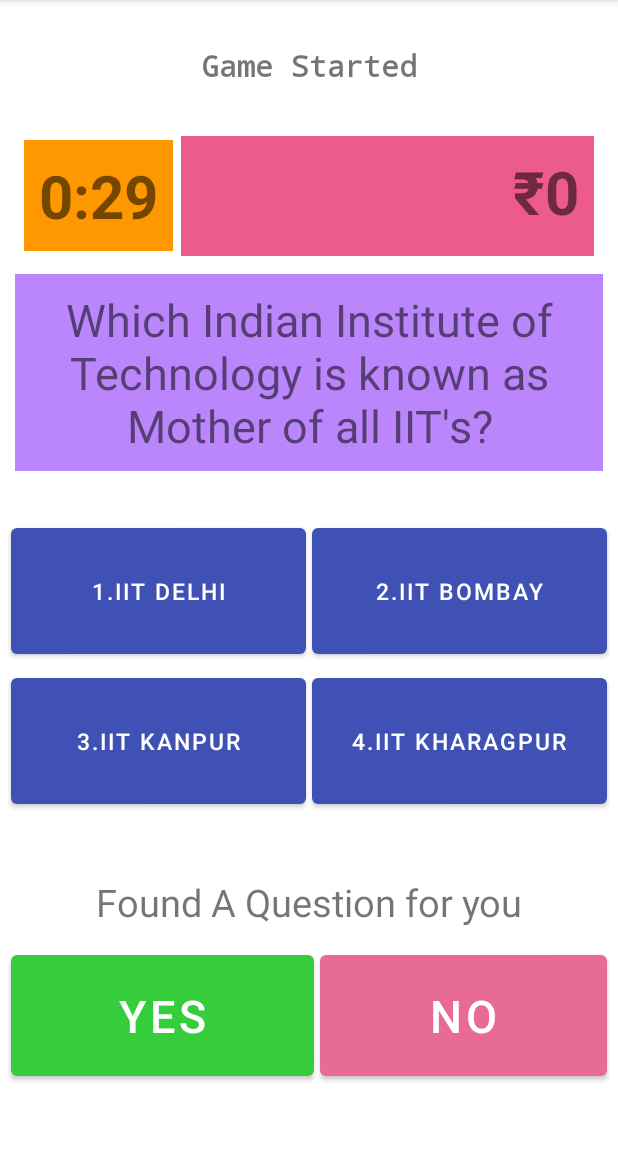
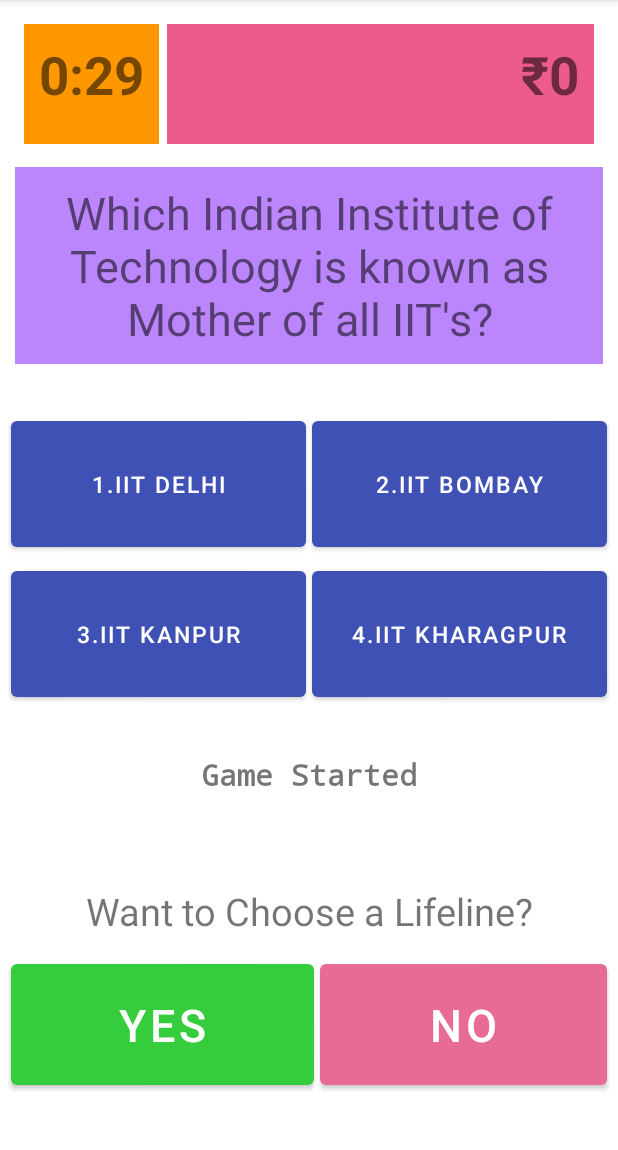
Before and after one commit to droidbg/Random_KBC_Quiz, an Android app: the screen it shows after launch (MainActivity), after a tap on "GO!", on a phone screen of 412 x 824 dp, the part 84-1234 px from its top. Run offline under Robolectric (Android 15) with nearby library versions, the phone set to English and light mode, and no system bars.

```diff
--- a/app/src/main/java/com/binni/randomquiz/MainActivity.java
+++ b/app/src/main/java/com/binni/randomquiz/MainActivity.java
@@ -28,10 +28,9 @@ public class MainActivity extends AppCompatActivity {
     TextView timerTextView;
     TextView lifelineYesNotextView;
     ConstraintLayout gameLayout;
-    CountDownTimer countDownTimer;
+    CountDownTimer countDownTimer=null;
 
     //variables
-    ArrayList<String> questionsList=new ArrayList<String>();
     int nooflifeline;
     String[] questions;
     String options[][];
@@ -40,6 +39,7 @@ public class MainActivity extends AppCompatActivity {
     long money[];
     int moneyIndex;
     final String RupeeSign="₹";
+    boolean gameWin;
 
     Random rand=new Random();
     @Override
@@ -61,14 +61,23 @@ public class MainActivity extends AppCompatActivity {
         lifelineYesNotextView=findViewById(R.id.lifelineYesNotextView);
         gameLayout.setVisibility(View.INVISIBLE);
         goButton.setVisibility(View.VISIBLE);
-//        start(findViewById(R.id.goButton));
 
 
     }
+    public void start(View view)
+    {
+        goButton.setVisibility(View.INVISIBLE);
+        gameLayout.setVisibility(View.VISIBLE);
+        initializeGame();
+        questionGenerate();
+    }
+
     public void initializeGame(){
         nooflifeline=3;
         moneyIndex=0;
-
+        gameWin=false;
+        countDownTimer=null;
+        gamelabelTextView.setText("Game Started");
         questions= new String[]
                 {
                         "What is the full form of URL?",
@@ -93,10 +102,10 @@ public class MainActivity extends AppCompatActivity {
                         {"1.IIT DELHI","2.IIT BOMBAY","3.IIT KANPUR","4.IIT KHARAGPUR"},
                         { "1. FOUR","2.FIVE","3.SIX","4.ELEVEN"},
                         { "1.CAULIFLOWER","2.BROCCOLI","3.CABOAGE","4.JALIPINOES"},
-                        { "1.JUPITER","2.MERCURY","3.NEPTUNE","4.STAURN"},
+                        { "1.JUPITER","2.MERCURY","3.NEPTUNE","4.SATURN"},
                         { "1.RICE","2.WHEAT","3.PULSES","4.VEGETABLES AND FRUITS"},
                         { "1.ATHENS","2.BEIJING","3.INDIA","4.LONDON"},
-                        { "1.TRANSACTIONABLE MONEY","2.PLASTIC NOTES","3.PLASTIC MONEY","4.EASY MONEY"},
+                        { "1.TRANSACTIONAL MONEY","2.PLASTIC NOTES","3.PLASTIC MONEY","4.EASY MONEY"},
                         { "1.HYDROGEN AND NEON","2.NEON AND HELIUM","3.HELIUM AND ARAGON","4.HYDROGEN AND HELIUM"},
                         { "1.JAPAN","2.GERMANY","3.IRAQ","4.AMERICA"},
                         { "1.1997","2.1992","3.1993","4.1995"},
@@ -112,25 +121,48 @@ public class MainActivity extends AppCompatActivity {
                 {2,4,3,2,1,1,1,3,4,2,2,1,1,2,2};
         money=new long[]{1000,2000,3000,5000,10000,20000,40000,80000,160000,320000,640000,1250000,2500000,5000000,10000000};
 }
+
     public void questionGenerate(){
         cancelTimer();
-        lifelineYesNotextView.setText("Finding New Question");
     randIndex= rand.nextInt(15);
     while(questions[randIndex].equals(" ")){
         randIndex= rand.nextInt(15);
     }
     questionTextView.setText(questions[randIndex]);
     questions[randIndex]=" ";
-        lifelineYesNotextView.setText("Found A Question for you");
+
     button0.setText(options[randIndex][0]);
     button1.setText(options[randIndex][1]);
     button2.setText(options[randIndex][2]);
     button3.setText(options[randIndex][3]);
-    int timerseconds=timeLimit(moneyIndex);
+        if(moneyIndex<=7) {
+            SetTimer();
+        }
+        else {
+            Toast.makeText(this, "No Time Limit For This Question", Toast.LENGTH_SHORT).show();
+            timerTextView.setText("∞");
+        }
 
-        int miliseconds=(timerseconds*1000)+100;
-        if(moneyIndex<=7){
-            countDownTimer=  new CountDownTimer(miliseconds,1000){
+
+    }
+    public int timeLimit(int ind)
+    {
+        int timerSeconds=0;
+        if(ind>=0 && ind<=1)
+            timerSeconds=30;
+        else if(ind>=2 && ind<=7)
+            timerSeconds=45;
+        else
+            timerSeconds=0;
+
+        return timerSeconds;
+    }
+
+    private void SetTimer() {
+        int timerSeconds=timeLimit(moneyIndex);
+        int milliseconds=(timerSeconds*1000)+100;
+
+            countDownTimer=  new CountDownTimer(milliseconds,1000){
                 @Override
                 public void onTick(long millisUntilFinished) {
                     updateTimer((int)millisUntilFinished/1000);
@@ -142,18 +174,16 @@ public class MainActivity extends AppCompatActivity {
                     finishGame();
                 }
             }.start();
-        }
-        else {
-            Toast.makeText(this, "No Limit For This Question", Toast.LENGTH_SHORT).show();
-            timerTextView.setText("0:00");
-        }
+
+
 
 
     }
-    public void updateTimer(int secondsleft){
-        int minutes=secondsleft/60;
-        int seconds=secondsleft%60;
-//      int seconds=secondsleft-(minutes*60);
+
+    public void updateTimer(int secondsLeft){
+        int minutes=secondsLeft/60;
+        int seconds=secondsLeft%60;
+//      int seconds=secondsLeft-(minutes*60);
         String timerDisplay=String.valueOf(minutes) + ":" + String.valueOf(seconds);
         if(seconds==0&&minutes==0)
         {
@@ -162,40 +192,36 @@ public class MainActivity extends AppCompatActivity {
         timerTextView.setText(timerDisplay);
     }
 
-    public void start(View view)
-    {
-        goButton.setVisibility(View.INVISIBLE);
-        gameLayout.setVisibility(View.VISIBLE);
-        initializeGame();
-        questionGenerate();
-    }
 
     public void chooseAnswer(View view) {
         int chosenIndex=Integer.parseInt(view.getTag().toString());
         if((answers[randIndex]-1)==chosenIndex){
-            Toast.makeText(this, "Correct Answer!!\n"+"Congratulations You have won "+RupeeSign+money[moneyIndex], Toast.LENGTH_SHORT).show();
+            gamelabelTextView.setText("Correct Answer!!\n"+"Congratulations You have won "+RupeeSign+money[moneyIndex]);
+//            Toast.makeText(this, "Correct Answer!!\n"+"Congratulations You have won "+RupeeSign+money[moneyIndex], Toast.LENGTH_SHORT).show();
             scoreTextView.setText(RupeeSign+""+money[moneyIndex]);
             moneyIndex++;
             cancelTimer();
             if(moneyIndex<=14)
             questionGenerate();
             else{
-                gamelabelTextView.setText("WON THE GAME THIS IS ALL YOURS!!");
+                gamelabelTextView.setText("WON THE GAME, THIS MONEY IS ALL YOURS!!");
+                gameWin=true;
                 finishGame();
             }
         }
         else{
+            gamelabelTextView.setText("Incorrect Answer!!\n Want to Use a Lifeline??");
            // Toast.makeText(this, "Incorrect Answer!!\n Want to Use a Lifeline??", Toast.LENGTH_SHORT).show();
 
         }
 
     }
 public void cancelTimer(){
-    if(moneyIndex<=7&&moneyIndex>0)
+    if(moneyIndex<=8 && countDownTimer!=null)
         countDownTimer.cancel();
 }
     private void finishGame() {
-
+        if(gameWin!=true)
         gamelabelTextView.setText("Game Over!!");
         cancelTimer();
         button0.setClickable(false);
@@ -228,17 +254,5 @@ public void cancelTimer(){
        }
     }
 
-    public int timeLimit(int index)
-    {
-        int secondstimelimit=0;
-         if(index==0 || index==1)
-             secondstimelimit=30;
-         else if(index>=3 && index<=7)
-             secondstimelimit=45;
-         else
-             secondstimelimit=1000;
-
-         return secondstimelimit;
-    }
 
 }
--- a/app/src/main/res/layout/activity_main.xml
+++ b/app/src/main/res/layout/activity_main.xml
@@ -41,7 +41,7 @@
             android:padding="10dp"
             android:text="₹0"
             android:gravity="end"
-            android:textSize="40sp"
+            android:textSize="35sp"
             android:textStyle="bold"
             app:layout_constraintEnd_toEndOf="parent"
             app:layout_constraintStart_toEndOf="@+id/timerTextView"
@@ -51,16 +51,16 @@
         <TextView
             android:id="@+id/timerTextView"
             android:layout_width="wrap_content"
-            android:layout_height="wrap_content"
+            android:layout_height="80dp"
             android:layout_marginStart="16dp"
             android:layout_marginTop="16dp"
             android:background="#FF9800"
             android:padding="10dp"
             android:text="0:00"
-            android:textSize="40sp"
+            android:textSize="35sp"
             android:textStyle="bold"
             app:layout_constraintStart_toStartOf="parent"
-            app:layout_constraintTop_toBottomOf="@id/gamelabelTextView" />
+            app:layout_constraintTop_toTopOf="parent" />
 
         <TextView
             android:id="@+id/gamelabelTextView"
@@ -73,7 +73,7 @@
             android:layout_marginTop="10dp"
             android:textSize="20sp"
             android:textStyle="bold"
-            app:layout_constraintTop_toTopOf="parent"
+            app:layout_constraintTop_toBottomOf="@id/buttonline1linearLayout"
             app:layout_constraintEnd_toEndOf="parent"
             app:layout_constraintStart_toStartOf="parent"
             tools:layout_editor_absoluteY="108dp" />
@@ -186,7 +186,7 @@
             android:text="Want to Choose a Lifeline?"
             app:layout_constraintEnd_toEndOf="parent"
             app:layout_constraintStart_toStartOf="parent"
-            app:layout_constraintTop_toBottomOf="@+id/buttonline1linearLayout" />
+            app:layout_constraintTop_toBottomOf="@+id/gamelabelTextView" />
 
         <LinearLayout
             android:id="@+id/lifelineOptionsLinearLayout"
```
